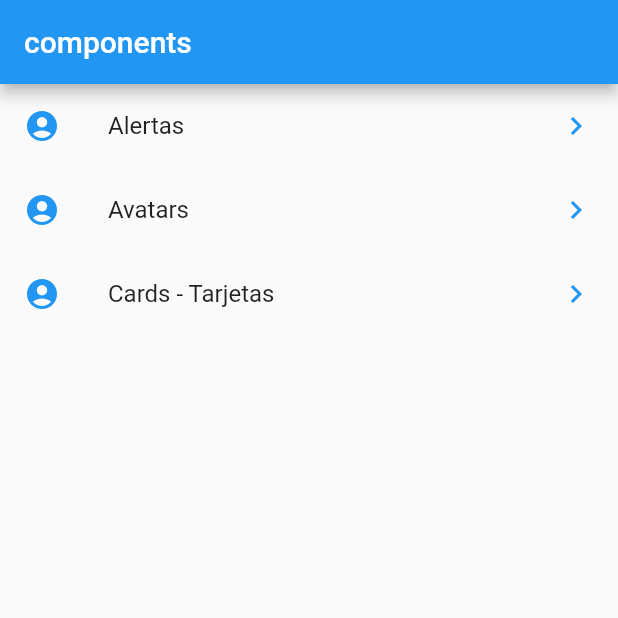
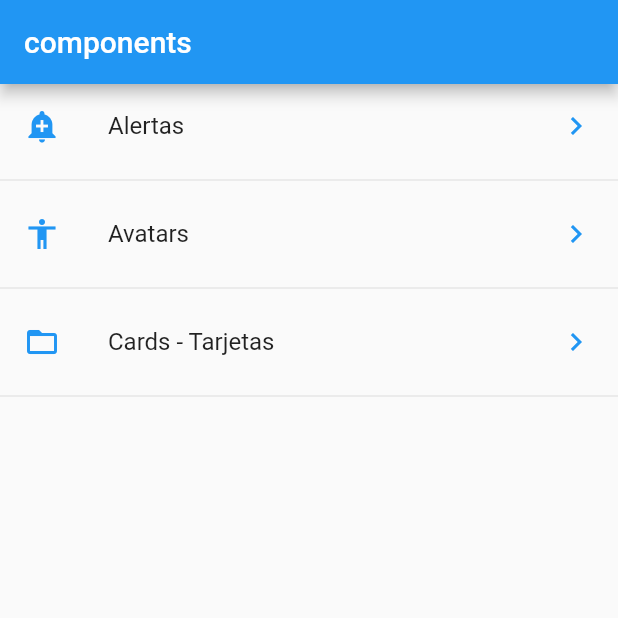
Before and after one commit to Pedro-001/CursoFlutter, a Flutter app: the screen it shows after launch, on a phone screen of 412 x 824 dp, the top half of it. Run offline on Flutter 3.47's test engine with Material 2 defaults, Android fonts, the phone set to English and light mode, and no system bars.

Commit message:
select icons by list

```diff
--- a/Contador/componentes/lib/src/pages/home_page.dart
+++ b/Contador/componentes/lib/src/pages/home_page.dart
@@ -1,4 +1,5 @@
 import 'package:componentes/src/providers/menu_provider.dart';
+import 'package:componentes/src/utils/icono_string.dart';
 import 'package:flutter/material.dart';
 
 class HomePage extends StatelessWidget {
@@ -41,11 +42,11 @@ class HomePage extends StatelessWidget {
     data?.forEach((opt) {
       final widgetTemp = ListTile(
         title: Text(opt['texto']),
-        leading: Icon(Icons.account_circle, color: Colors.blue),
+        leading: getIcon(opt['icon']),
         trailing: Icon(Icons.keyboard_arrow_right, color: Colors.blue),
         onTap: () {},
       );
-      opciones.add(widgetTemp);
+      opciones..add(widgetTemp)..add(Divider());
     });
     return opciones;
   }
--- /dev/null
+++ b/Contador/componentes/lib/src/utils/icono_string.dart
@@ -0,0 +1,11 @@
+import 'package:flutter/material.dart';
+
+final _icons = <String, IconData>{
+  'add_alert': Icons.add_alert,
+  'accessibility': Icons.accessibility,
+  'folder_open': Icons.folder_open,
+};
+
+Icon getIcon(String nombreIcono) {
+  return Icon(_icons[nombreIcono], color: Colors.blue);
+}
```
